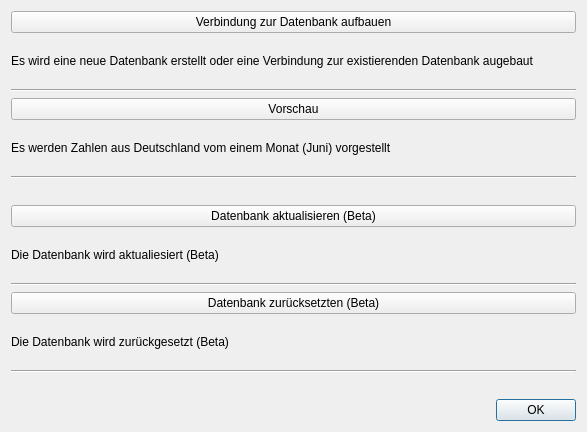
JosephBisso/Starlink, file src/datenbank.ui: the form before one commit.
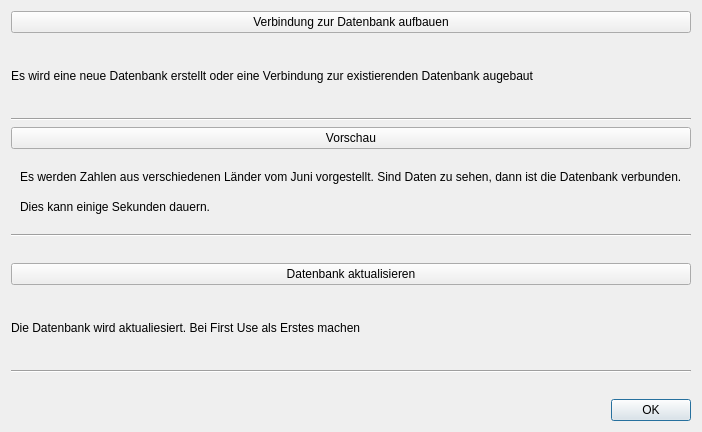
The form after the commit. Icons and pictures are not drawn.

What changed in the file:
```diff
--- a/src/datenbank.ui
+++ b/src/datenbank.ui
@@ -6,7 +6,7 @@
    <rect>
     <x>0</x>
     <y>0</y>
-    <width>587</width>
+    <width>612</width>
     <height>432</height>
    </rect>
   </property>
@@ -52,10 +52,23 @@
     </widget>
    </item>
    <item>
-    <widget class="QLabel" name="label_2">
-     <property name="text">
-      <string>Es werden Zahlen aus Deutschland vom einem Monat (Juni) vorgestellt </string>
-     </property>
+    <widget class="QFrame" name="formFrame">
+     <layout class="QVBoxLayout" name="verticalLayout_2">
+      <item>
+       <widget class="QLabel" name="label_2">
+        <property name="text">
+         <string>Es werden Zahlen aus verschiedenen Länder vom Juni vorgestellt. Sind Daten zu sehen, dann ist die Datenbank verbunden.</string>
+        </property>
+       </widget>
+      </item>
+      <item>
+       <widget class="QLabel" name="label_4">
+        <property name="text">
+         <string>Dies kann einige Sekunden dauern.</string>
+        </property>
+       </widget>
+      </item>
+     </layout>
     </widget>
    </item>
    <item>
@@ -81,14 +94,14 @@
    <item>
     <widget class="QPushButton" name="dbUpdate">
      <property name="text">
-      <string>Datenbank aktualisieren (Beta)</string>
+      <string>Datenbank aktualisieren</string>
      </property>
     </widget>
    </item>
    <item>
     <widget class="QLabel" name="label_3">
      <property name="text">
-      <string>Die Datenbank wird aktualiesiert (Beta)</string>
+      <string>Die Datenbank wird aktualiesiert. Bei First Use als Erstes machen</string>
      </property>
     </widget>
    </item>
@@ -99,27 +112,6 @@
      </property>
     </widget>
    </item>
-   <item>
-    <widget class="QPushButton" name="dbDelete">
-     <property name="text">
-      <string>Datenbank zurücksetzten (Beta)</string>
-     </property>
-    </widget>
-   </item>
-   <item>
-    <widget class="QLabel" name="label_4">
-     <property name="text">
-      <string>Die Datenbank wird zurückgesetzt (Beta)</string>
-     </property>
-    </widget>
-   </item>
-   <item>
-    <widget class="Line" name="line_4">
-     <property name="orientation">
-      <enum>Qt::Horizontal</enum>
-     </property>
-    </widget>
-   </item>
    <item>
     <spacer name="horizontalSpacer_2">
      <property name="orientation">
```
Left out of the diff: 6 changed lines with no effect on the pictures.
